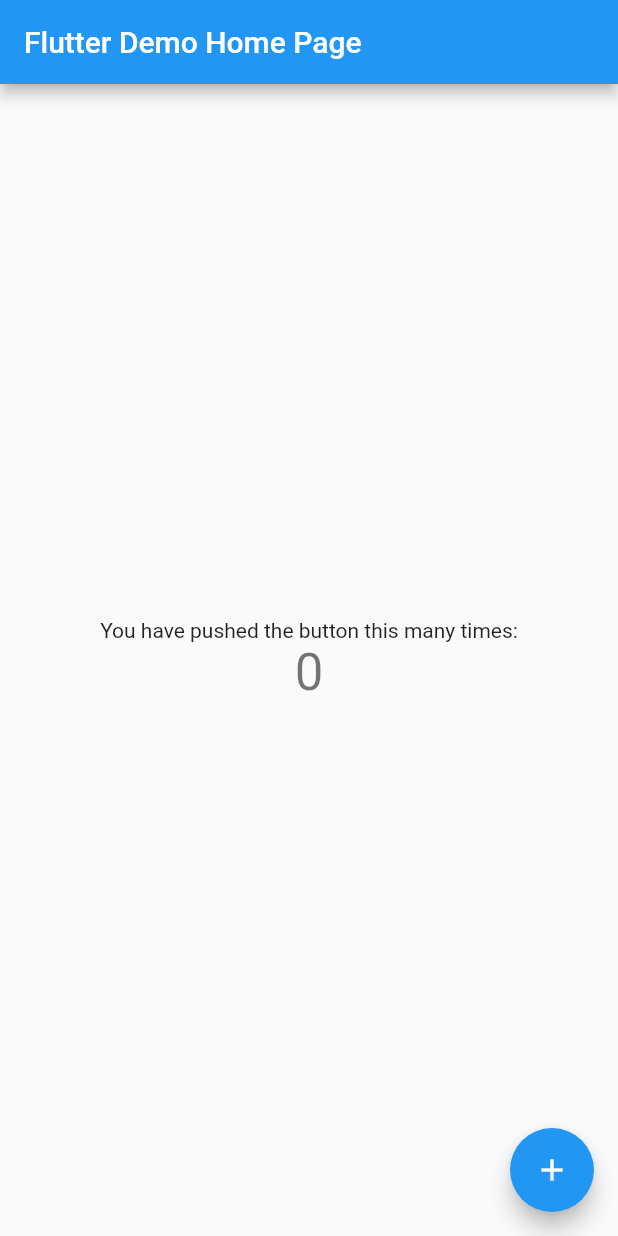
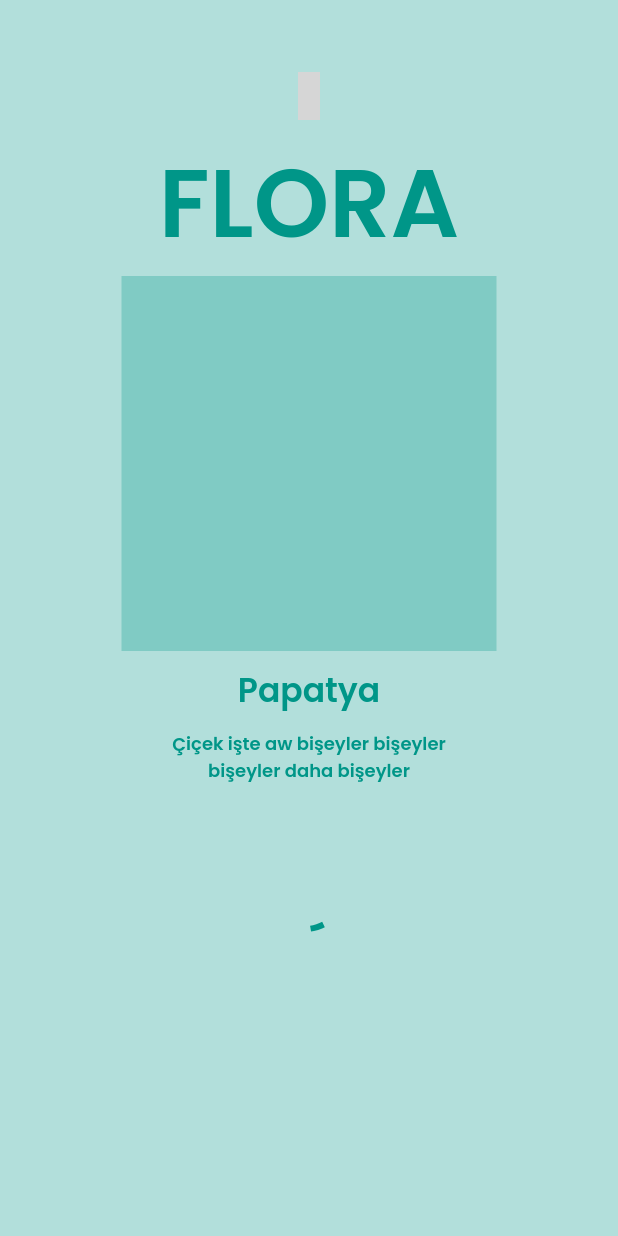
Before and after one commit to ubselcuk/flora, a Flutter app: the screen it shows after launch, on a phone screen of 412 x 824 dp. Run offline on Flutter 3.47's test engine with Material 2 defaults, Android fonts, the phone set to English and light mode, and no system bars; our stand-ins replace eva_icons_flutter, google_fonts; grey boxes are pictures that could not be loaded.

Commit message:
splash screen started

```diff
--- a/lib/main.dart
+++ b/lib/main.dart
@@ -1,3 +1,5 @@
+import 'package:flora/screens/login/login_screen.dart';
+import 'package:flora/screens/splash/splash_screen.dart';
 import 'package:flutter/material.dart';
 
 void main() {
@@ -5,111 +7,21 @@
 }
 
 class MyApp extends StatelessWidget {
-  const MyApp({super.key});
+  const MyApp({Key? key}) : super(key: key);
 
-  // This widget is the root of your application.
   @override
   Widget build(BuildContext context) {
     return MaterialApp(
-      title: 'Flutter Demo',
+      debugShowCheckedModeBanner: false,
+      title: 'Flora',
       theme: ThemeData(
-        // This is the theme of your application.
-        //
-        // Try running your application with "flutter run". You'll see the
-        // application has a blue toolbar. Then, without quitting the app, try
-        // changing the primarySwatch below to Colors.green and then invoke
-        // "hot reload" (press "r" in the console where you ran "flutter run",
-        // or simply save your changes to "hot reload" in a Flutter IDE).
-        // Notice that the counter didn't reset back to zero; the application
-        // is not restarted.
         primarySwatch: Colors.blue,
       ),
-      home: const MyHomePage(title: 'Flutter Demo Home Page'),
+      home: const SplashScreen(),
+      routes: {
+        LoginScreen.id: (context) => const LoginScreen(),
+        SplashScreen.id: (context) => const SplashScreen(),
+      },
     );
   }
 }
-
-class MyHomePage extends StatefulWidget {
-  const MyHomePage({super.key, required this.title});
-
-  // This widget is the home page of your application. It is stateful, meaning
-  // that it has a State object (defined below) that contains fields that affect
-  // how it looks.
-
-  // This class is the configuration for the state. It holds the values (in this
-  // case the title) provided by the parent (in this case the App widget) and
-  // used by the build method of the State. Fields in a Widget subclass are
-  // always marked "final".
-
-  final String title;
-
-  @override
-  State<MyHomePage> createState() => _MyHomePageState();
-}
-
-class _MyHomePageState extends State<MyHomePage> {
-  int _counter = 0;
-
-  void _incrementCounter() {
-    setState(() {
-      // This call to setState tells the Flutter framework that something has
-      // changed in this State, which causes it to rerun the build method below
-      // so that the display can reflect the updated values. If we changed
-      // _counter without calling setState(), then the build method would not be
-      // called again, and so nothing would appear to happen.
-      _counter++;
-    });
-  }
-
-  @override
-  Widget build(BuildContext context) {
-    // This method is rerun every time setState is called, for instance as done
-    // by the _incrementCounter method above.
-    //
-    // The Flutter framework has been optimized to make rerunning build methods
-    // fast, so that you can just rebuild anything that needs updating rather
-    // than having to individually change instances of widgets.
-    return Scaffold(
-      appBar: AppBar(
-        // Here we take the value from the MyHomePage object that was created by
-        // the App.build method, and use it to set our appbar title.
-        title: Text(widget.title),
-      ),
-      body: Center(
-        // Center is a layout widget. It takes a single child and positions it
-        // in the middle of the parent.
-        child: Column(
-          // Column is also a layout widget. It takes a list of children and
-          // arranges them vertically. By default, it sizes itself to fit its
-          // children horizontally, and tries to be as tall as its parent.
-          //
-          // Invoke "debug painting" (press "p" in the console, choose the
-          // "Toggle Debug Paint" action from the Flutter Inspector in Android
-          // Studio, or the "Toggle Debug Paint" command in Visual Studio Code)
-          // to see the wireframe for each widget.
-          //
-          // Column has various properties to control how it sizes itself and
-          // how it positions its children. Here we use mainAxisAlignment to
-          // center the children vertically; the main axis here is the vertical
-          // axis because Columns are vertical (the cross axis would be
-          // horizontal).
-          mainAxisAlignment: MainAxisAlignment.center,
-          children: <Widget>[
-            const Text(
-              'You have pushed the button this many times:',
-            ),
-            Text(
-              '$_counter',
-              style: Theme.of(context).textTheme.headlineMedium,
-            ),
-          ],
-        ),
-      ),
-      floatingActionButton: FloatingActionButton(
-        onPressed: _incrementCounter,
-        tooltip: 'Increment',
-        child: const Icon(Icons.add),
-      ), // This trailing comma makes auto-formatting nicer for build methods.
-    );
-  }
-}
--- /dev/null
+++ b/lib/screens/splash/splash_screen.dart
@@ -0,0 +1,88 @@
+import 'package:eva_icons_flutter/eva_icons_flutter.dart';
+import 'package:flora/constants.dart';
+import 'package:flora/screens/login/login_screen.dart';
+import 'package:flutter/material.dart';
+import 'package:google_fonts/google_fonts.dart';
+
+class SplashScreen extends StatefulWidget {
+  const SplashScreen({Key? key}) : super(key: key);
+
+  static const String id = 'SplashScreen';
+
+  @override
+  State<SplashScreen> createState() => _SplashScreenState();
+}
+
+class _SplashScreenState extends State<SplashScreen> {
+  @override
+  Widget build(BuildContext context) {
+    return Material(
+      child: _screen(context),
+    );
+  }
+
+  Widget _screen(BuildContext context) {
+    return Container(
+      color: Colors.teal.shade100,
+      child: Column(
+        children: [
+          const SizedBox(
+            height: 40,
+          ),
+          IconButton(
+            onPressed: () => Navigator.pushNamed(context, LoginScreen.id),
+            icon: Icon(
+              EvaIcons.battery,
+              color: splashMainColor,
+              size: 32,
+            ),
+          ),
+          Text(
+            'FLORA',
+            style: GoogleFonts.poppins(
+              color: splashMainColor,
+              fontWeight: FontWeight.w600,
+              fontSize: 64.0,
+            ),
+          ),
+          SizedBox(
+            height: 250,
+            width: 250,
+            child: Container(
+              color: Colors.teal.shade200,
+            ),
+          ),
+          const SizedBox(
+            height: 10,
+          ),
+          Text(
+            'Papatya',
+            style: GoogleFonts.poppins(
+              color: splashMainColor,
+              fontWeight: FontWeight.w600,
+              fontSize: 22.0,
+            ),
+          ),
+          const SizedBox(
+            height: 10,
+          ),
+          Text(
+            'Çiçek işte aw bişeyler bişeyler\nbişeyler daha bişeyler',
+            textAlign: TextAlign.center,
+            style: GoogleFonts.poppins(
+              color: splashMainColor,
+              fontWeight: FontWeight.w600,
+              fontSize: 12.0,
+            ),
+          ),
+          const SizedBox(
+            height: 60,
+          ),
+          const CircularProgressIndicator(
+            color: Colors.teal,
+          )
+        ],
+      ),
+    );
+  }
+}
--- a/pubspec.yaml
+++ b/pubspec.yaml
@@ -35,6 +35,8 @@
   # The following adds the Cupertino Icons font to your application.
   # Use with the CupertinoIcons class for iOS style icons.
   cupertino_icons: ^1.0.2
+  google_fonts: ^4.0.3
+  eva_icons_flutter: ^3.1.0
 
 dev_dependencies:
   flutter_test:
```
Also changed, not shown: lib/components/custom_text_field.dart (added, +62 -0 lines), lib/constants.dart (added, +16 -0 lines), lib/screens/login/login_screen.dart (added, +31 -0 lines), pubspec.lock, 10 other files.
